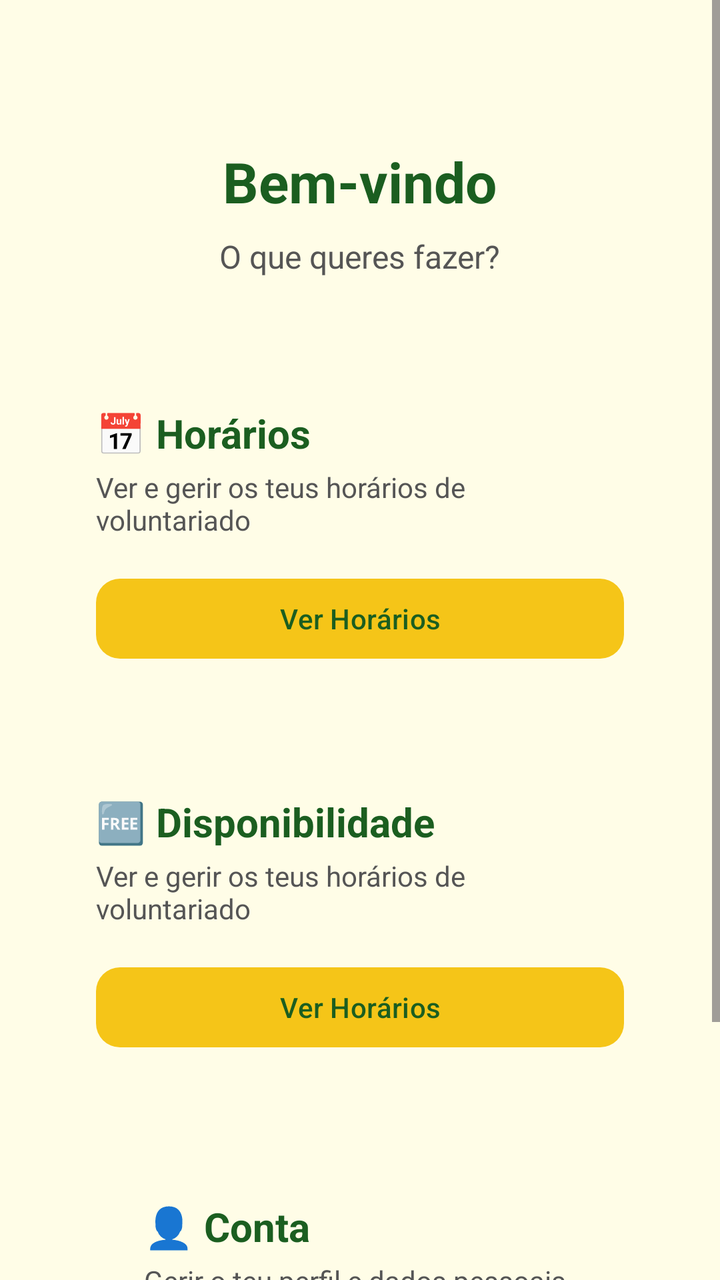
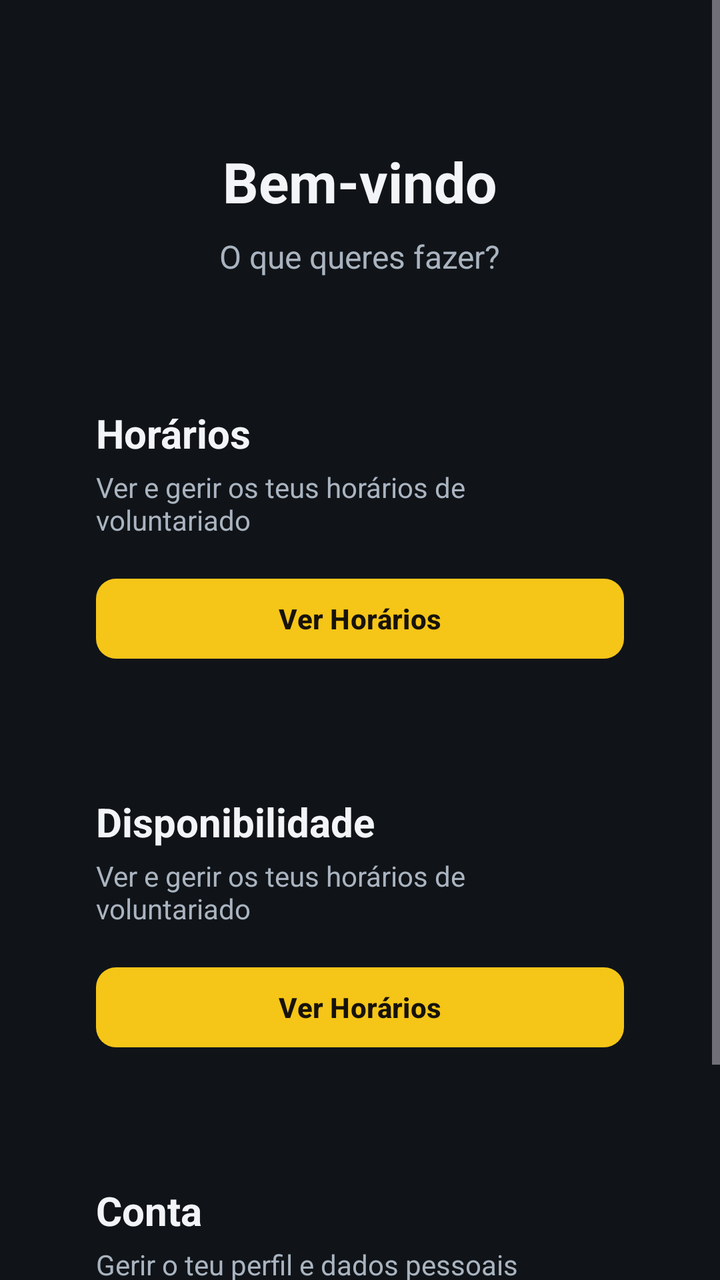

An Android layout rendered at two revisions. The XML below is the earlier revision; the diff shows what the commit changed to produce the second picture.
<!-- AndroidManifest.xml: application theme Theme.PrimeiraApp -->
<!-- res/layout/activity_home_page.xml -->
<ScrollView xmlns:android="http://schemas.android.com/apk/res/android"
    xmlns:app="http://schemas.android.com/apk/res-auto"
    xmlns:tools="http://schemas.android.com/tools"
    android:layout_width="match_parent"
    android:layout_height="match_parent"
    android:background="@color/background"
    android:fillViewport="true"
    tools:context=".HomePage">

    <LinearLayout
        android:layout_width="match_parent"
        android:layout_height="wrap_content"
        android:orientation="vertical"
        android:padding="24dp"
        android:gravity="center_horizontal">

        <TextView
            android:layout_width="wrap_content"
            android:layout_height="wrap_content"
            android:text="Bem-vindo"
            android:textSize="28sp"
            android:textStyle="bold"
            android:textColor="@color/text_primary"
            android:layout_marginTop="48dp" />

        <TextView
            android:layout_width="wrap_content"
            android:layout_height="wrap_content"
            android:text="O que queres fazer?"
            android:textSize="16sp"
            android:textColor="@color/text_secondary"
            android:layout_marginTop="8dp"
            android:layout_marginBottom="40dp" />

        <LinearLayout
            android:layout_width="match_parent"
            android:layout_height="wrap_content"
            android:orientation="vertical"
            android:padding="24dp"
            android:gravity="center_vertical"
            android:layout_marginBottom="16dp">

            <TextView
                android:layout_width="wrap_content"
                android:layout_height="wrap_content"
                android:text="📅 Horários"
                android:textSize="20sp"
                android:textStyle="bold"
                android:textColor="@color/text_primary" />

            <TextView
                android:layout_width="wrap_content"
                android:layout_height="wrap_content"
                android:text="Ver e gerir os teus horários de voluntariado"
                android:textSize="14sp"
                android:textColor="@color/text_secondary"
                android:layout_marginTop="4dp" />

            <com.google.android.material.button.MaterialButton
                android:id="@+id/SchButton"
                android:layout_width="match_parent"
                android:layout_height="wrap_content"
                android:text="Ver Horários"
                android:textSize="14sp"
                app:cornerRadius="12dp"
                app:backgroundTint="@color/primary"
                android:textColor="@color/on_primary"
                android:layout_marginTop="16dp" />

        </LinearLayout>


        <LinearLayout
            android:layout_width="match_parent"
            android:layout_height="wrap_content"
            android:orientation="vertical"
            android:padding="24dp"
            android:gravity="center_vertical">

            <TextView
                android:layout_width="wrap_content"
                android:layout_height="wrap_content"
                android:text="🆓 Disponibilidade"
                android:textSize="20sp"
                android:textStyle="bold"
                android:textColor="@color/text_primary" />

            <TextView
                android:layout_width="wrap_content"
                android:layout_height="wrap_content"
                android:text="Ver e gerir os teus horários de voluntariado"
                android:textSize="14sp"
                android:textColor="@color/text_secondary"
                android:layout_marginTop="4dp" />

            <com.google.android.material.button.MaterialButton
                android:id="@+id/dispButton"
                android:layout_width="match_parent"
                android:layout_height="wrap_content"
                android:layout_gravity="bottom"
                android:text="Ver Horários"
                android:textSize="14sp"
                app:cornerRadius="12dp"
                app:backgroundTint="@color/primary"
                android:textColor="@color/on_primary"
                android:layout_marginTop="16dp" />

        </LinearLayout>

        <LinearLayout
            android:layout_width="match_parent"
            android:layout_height="wrap_content"
            android:orientation="vertical"
            android:padding="24dp"
            android:gravity="center_vertical"
            android:layout_marginBottom="16dp">

            <LinearLayout
                android:layout_width="match_parent"
                android:layout_height="wrap_content"
                android:orientation="vertical"
                android:padding="24dp"
                android:gravity="center_vertical">

                <TextView
                    android:layout_width="wrap_content"
                    android:layout_height="wrap_content"
                    android:text="👤 Conta"
                    android:textSize="20sp"
                    android:textStyle="bold"
                    android:textColor="@color/text_primary" />

                <TextView
                    android:layout_width="wrap_content"
                    android:layout_height="wrap_content"
                    android:text="Gerir o teu perfil e dados pessoais"
                    android:textSize="14sp"
                    android:textColor="@color/text_secondary"
                    android:layout_marginTop="4dp" />

            </LinearLayout>

            <com.google.android.material.button.MaterialButton
                android:id="@+id/AccButton"
                android:layout_width="match_parent"
                android:layout_height="wrap_content"
                android:layout_gravity="bottom"
                android:text="Ver Conta"
                android:textSize="14sp"
                app:cornerRadius="12dp"
                app:backgroundTint="@color/secondary"
                android:textColor="@color/on_secondary"
                android:layout_marginTop="16dp" />

        </LinearLayout>



    </LinearLayout>

</ScrollView>
<!-- resources referenced by this layout -->
<resources>
  <color name="background">#FFFDE7</color>
  <color name="on_primary">#1B5E20</color>
  <color name="on_secondary">#FFFFFF</color>
  <color name="primary">#F5C518</color>
  <color name="secondary">#1B5E20</color>
  <color name="text_primary">#1B5E20</color>
  <color name="text_secondary">#555555</color>
  <style name="Theme.PrimeiraApp" parent="Base.Theme.PrimeiraApp" />
  <style name="Base.Theme.PrimeiraApp" parent="Theme.Material3.DayNight.NoActionBar">
          <item name="colorPrimary">@color/primary</item>
          <item name="colorOnPrimary">@color/on_primary</item>
          <item name="colorPrimaryContainer">@color/primary_container</item>
          <item name="colorSecondary">@color/secondary</item>
          <item name="colorOnSecondary">@color/on_secondary</item>
          <item name="android:statusBarColor">@color/secondary</item>
          <item name="android:windowBackground">@color/background</item>
      </style>
  <color name="primary_container">#FFFDE7</color>
</resources>

<!-- the commit's change to res/layout/activity_home_page.xml (unified diff, before → after) -->
@@ -43,7 +43,7 @@
             <TextView
                 android:layout_width="wrap_content"
                 android:layout_height="wrap_content"
-                android:text="📅 Horários"
+                android:text="Horários"
                 android:textSize="20sp"
                 android:textStyle="bold"
                 android:textColor="@color/text_primary" />
@@ -62,7 +62,9 @@
                 android:layout_height="wrap_content"
                 android:text="Ver Horários"
                 android:textSize="14sp"
-                app:cornerRadius="12dp"
+                android:textStyle="bold"
+                android:textAllCaps="false"
+                app:cornerRadius="10dp"
                 app:backgroundTint="@color/primary"
                 android:textColor="@color/on_primary"
                 android:layout_marginTop="16dp" />
@@ -75,12 +77,13 @@
             android:layout_height="wrap_content"
             android:orientation="vertical"
             android:padding="24dp"
-            android:gravity="center_vertical">
+            android:gravity="center_vertical"
+            android:layout_marginBottom="16dp">
 
             <TextView
                 android:layout_width="wrap_content"
                 android:layout_height="wrap_content"
-                android:text="🆓 Disponibilidade"
+                android:text="Disponibilidade"
                 android:textSize="20sp"
                 android:textStyle="bold"
                 android:textColor="@color/text_primary" />
@@ -100,7 +103,9 @@
                 android:layout_gravity="bottom"
                 android:text="Ver Horários"
                 android:textSize="14sp"
-                app:cornerRadius="12dp"
+                android:textStyle="bold"
+                android:textAllCaps="false"
+                app:cornerRadius="10dp"
                 app:backgroundTint="@color/primary"
                 android:textColor="@color/on_primary"
                 android:layout_marginTop="16dp" />
@@ -115,30 +120,21 @@
             android:gravity="center_vertical"
             android:layout_marginBottom="16dp">
 
-            <LinearLayout
-                android:layout_width="match_parent"
+            <TextView
+                android:layout_width="wrap_content"
                 android:layout_height="wrap_content"
-                android:orientation="vertical"
-                android:padding="24dp"
-                android:gravity="center_vertical">
+                android:text="Conta"
+                android:textColor="@color/text_primary"
+                android:textSize="20sp"
+                android:textStyle="bold" />
 
-                <TextView
-                    android:layout_width="wrap_content"
-                    android:layout_height="wrap_content"
-                    android:text="👤 Conta"
-                    android:textSize="20sp"
-                    android:textStyle="bold"
-                    android:textColor="@color/text_primary" />
-
-                <TextView
-                    android:layout_width="wrap_content"
-                    android:layout_height="wrap_content"
-                    android:text="Gerir o teu perfil e dados pessoais"
-                    android:textSize="14sp"
-                    android:textColor="@color/text_secondary"
-                    android:layout_marginTop="4dp" />
-
-            </LinearLayout>
+            <TextView
+                android:layout_width="wrap_content"
+                android:layout_height="wrap_content"
+                android:layout_marginTop="4dp"
+                android:text="Gerir o teu perfil e dados pessoais"
+                android:textColor="@color/text_secondary"
+                android:textSize="14sp" />
 
             <com.google.android.material.button.MaterialButton
                 android:id="@+id/AccButton"
@@ -147,7 +143,9 @@
                 android:layout_gravity="bottom"
                 android:text="Ver Conta"
                 android:textSize="14sp"
-                app:cornerRadius="12dp"
+                android:textStyle="bold"
+                android:textAllCaps="false"
+                app:cornerRadius="10dp"
                 app:backgroundTint="@color/secondary"
                 android:textColor="@color/on_secondary"
                 android:layout_marginTop="16dp" />
<!-- resource entries referenced after the edit -->
@@ -1,22 +1,30 @@
 <!-- resources referenced by this layout -->
 <resources>
-  <color name="background">#FFFDE7</color>
-  <color name="on_primary">#1B5E20</color>
-  <color name="on_secondary">#FFFFFF</color>
+  <color name="background">#101418</color>
+  <color name="on_primary">#17130A</color>
+  <color name="on_secondary">#071A14</color>
   <color name="primary">#F5C518</color>
-  <color name="secondary">#1B5E20</color>
-  <color name="text_primary">#1B5E20</color>
-  <color name="text_secondary">#555555</color>
+  <color name="secondary">#2A9D78</color>
+  <color name="text_primary">#F2F4F7</color>
+  <color name="text_secondary">#AAB4C0</color>
   <style name="Theme.PrimeiraApp" parent="Base.Theme.PrimeiraApp" />
-  <style name="Base.Theme.PrimeiraApp" parent="Theme.Material3.DayNight.NoActionBar">
+  <style name="Base.Theme.PrimeiraApp" parent="Theme.Material3.Dark.NoActionBar">
           <item name="colorPrimary">@color/primary</item>
           <item name="colorOnPrimary">@color/on_primary</item>
           <item name="colorPrimaryContainer">@color/primary_container</item>
           <item name="colorSecondary">@color/secondary</item>
           <item name="colorOnSecondary">@color/on_secondary</item>
-          <item name="android:statusBarColor">@color/secondary</item>
+          <item name="colorSurface">@color/surface</item>
+          <item name="colorSurfaceVariant">@color/card_stroke</item>
+          <item name="colorError">@color/error</item>
+          <item name="android:statusBarColor">@color/background</item>
+          <item name="android:navigationBarColor">@color/background</item>
+          <item name="android:windowLightStatusBar">false</item>
           <item name="android:windowBackground">@color/background</item>
       </style>
-  <color name="primary_container">#FFFDE7</color>
+  <color name="primary_container">#3B3210</color>
+  <color name="surface">#1A2027</color>
+  <color name="card_stroke">#34404C</color>
+  <color name="error">#FF6B6B</color>
 </resources>
 
